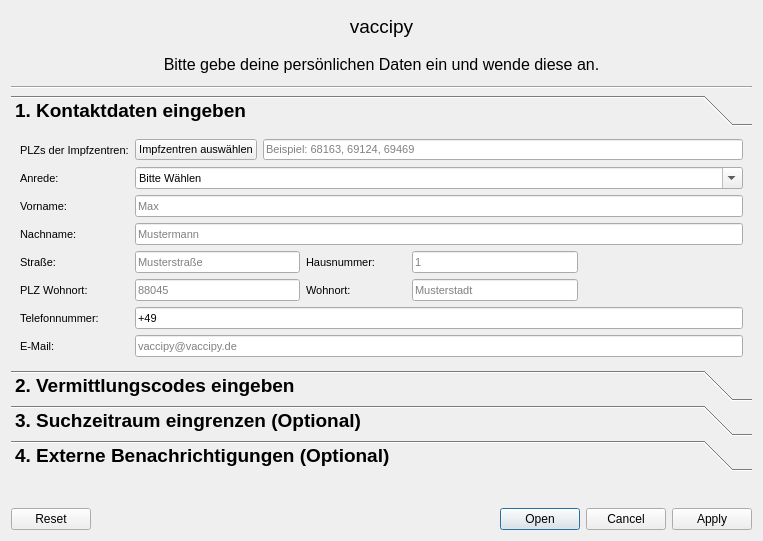
Before: the Qt Designer form tools/gui/kontaktdaten.ui in timreibe/vaccipy, drawn with Qt 5.
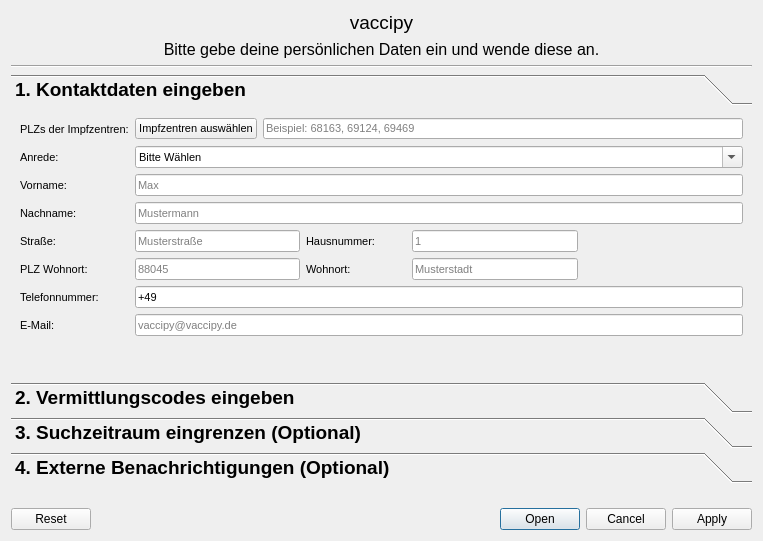
After: the same form once the commit is applied.

Commit message: fix: layout size kontaktdaten

```diff
--- a/tools/gui/kontaktdaten.ui
+++ b/tools/gui/kontaktdaten.ui
@@ -13,7 +13,7 @@
   <property name="windowTitle">
    <string>vaccipy - Kontaktdaten</string>
   </property>
-  <layout class="QVBoxLayout" name="verticalLayout" stretch="1,1,1,0,1,1">
+  <layout class="QVBoxLayout" name="verticalLayout" stretch="1,1,1,21,1,1">
    <item>
     <widget class="QLabel" name="header_label">
      <property name="font">
@@ -75,7 +75,7 @@
         <x>0</x>
         <y>0</y>
         <width>745</width>
-        <height>229</height>
+        <height>266</height>
        </rect>
       </property>
       <property name="font">
```
Left out of the diff: 6 changed lines with no effect on the pictures.
